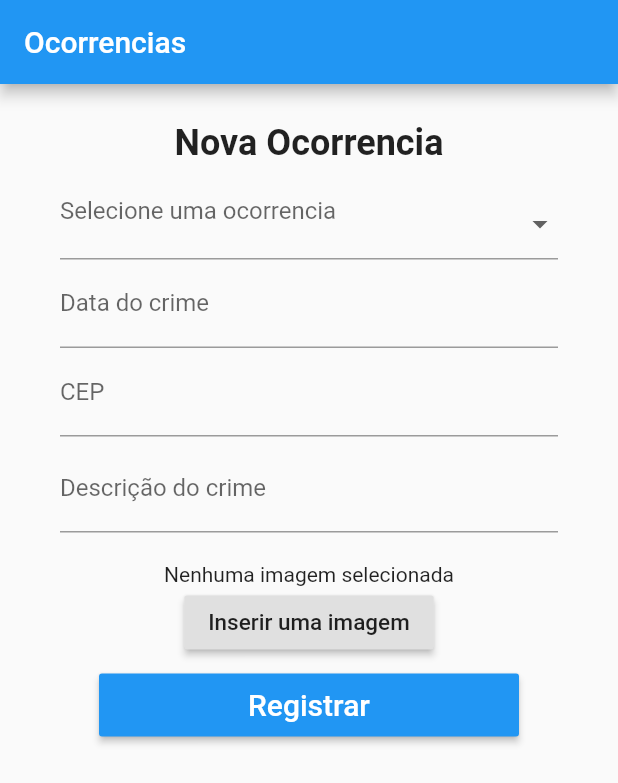
After one commit to Carlos1515Santana/Here, a Flutter app: the DashboardPage screen opened directly, after a tap on "Documentos", on a phone screen of 412 x 824 dp. The commit adds this screen. Shown: the top 783 px of the screen. Run offline on Flutter 3.47's test engine with Material 2 defaults, Android fonts, the phone set to English and light mode, and no system bars; our stand-ins replace charts_flutter, flutter_masked_text, font_awesome_flutter, geolocator, google_maps_flutter, image_picker; missing offline and left inert: flutter_sparkline; generated files the repository leaves out were written again; network calls fail; Roboto replaces fonts that are missing (Schyler).

Commit message:
Implementação de cadastro de ocorrencias

```diff
--- /dev/null
+++ b/lib/model/ocorrencia.dart
@@ -0,0 +1,19 @@
+class Ocorrencia {
+  //String Assalto;
+  //String Furto;
+  //String Estupro;
+  //String Latrocinio;
+  String Ocorrencias = '';
+  DateTime Data;
+  String Descricao;
+  int Endereco;
+
+//Ocorrencia.fromjson(Map<String, dynamic> json){
+//  Assalto = json ['Assalto'];
+//  Furto = json ['Furto'];
+//  Estupro = json ['Estupro'];
+//  Latrocinio = json ['Latrocinio'];
+//  Data = json ['Data'];
+//  Idade = json['Idade'];
+//}
+}
--- a/lib/pages/dashboard_page.dart
+++ b/lib/pages/dashboard_page.dart
@@ -2,7 +2,7 @@ import 'package:flutter/material.dart';
 import 'package:here/pages/graficos_page.dart';
 import 'package:here/pages/graficosdash_page.dart';
 import 'package:here/utils/nav.dart';
-
+import 'package:here/pages/ocorrencia_page.dart';
 
 class DashboardPage extends StatefulWidget {
   @override
@@ -90,6 +90,10 @@ Future<void> _onClickCard(context,title) async {
    else if(title == 'Perfil'){
    push(context, GraficosDashPage());
    }
+
+   else if(title == 'Documentos'){
+     push(context, OcorrenciaPage());
+  }
 }
 
 class MyMenu extends StatelessWidget {
--- /dev/null
+++ b/lib/pages/ocorrencia_page.dart
@@ -0,0 +1,198 @@
+import 'dart:io';
+
+import 'package:flutter/cupertino.dart';
+import 'package:flutter/material.dart';
+import 'package:flutter/services.dart';
+import 'package:here/model/ocorrencia.dart';
+import 'package:intl/intl.dart';
+import 'package:flutter_localizations/flutter_localizations.dart';
+import 'package:image_picker/image_picker.dart';
+import 'package:flutter_masked_text/flutter_masked_text.dart';
+
+class OcorrenciaPage extends StatefulWidget {
+  @override
+  State<StatefulWidget> createState() => _OcorrenciaPageState();
+}
+
+Ocorrencia newOcorrencia = new Ocorrencia();
+
+class _OcorrenciaPageState extends State<OcorrenciaPage> {
+  final TextEditingController _controladorTipo = TextEditingController();
+  final TextEditingController _controladorData = TextEditingController();
+  final TextEditingController _controladorDescricao = TextEditingController();
+  var controllerMask = new MaskedTextController(mask: '00000-000');
+
+  List<String> _ocrcs = <String>[
+    '',
+    'Assalto',
+    'Furto',
+    'Estupro',
+    'Latrocinio'
+  ];
+  String _ocrc = '';
+
+  File _imagem;
+
+  Future getImagem() async {
+    var imagem = await ImagePicker.pickImage(source: ImageSource.gallery, imageQuality: 100, maxHeight: 150);
+
+    setState(() {
+      _imagem = imagem;
+    });
+  }
+
+  @override
+  Widget build(BuildContext context) {
+    return MaterialApp(
+      localizationsDelegates: [
+        GlobalMaterialLocalizations.delegate,
+        GlobalWidgetsLocalizations.delegate,
+      ],
+      supportedLocales: [
+        const Locale('pt', 'BR'),
+      ],
+      home: Scaffold(
+        //resizeToAvoidBottomPadding: false,
+        appBar: AppBar(
+          title: Text('Ocorrencias'),
+        ),
+        body: SingleChildScrollView(
+          padding: const EdgeInsets.only(left: 40.0, right: 40.0, top: 20.0),
+          child: Column(
+            children: <Widget>[
+
+              Padding(
+                padding: const EdgeInsets.only(top: 5.0),
+                child: Text('Nova Ocorrencia',
+                  style: TextStyle(
+                    fontSize: 24,
+                    fontWeight: FontWeight.bold,
+                    fontFamily: 'Schyler',
+                  ),
+                ),
+              ),
+
+              new FormField<String>(
+                builder: (FormFieldState<String> state) {
+                  return InputDecorator(
+                    decoration: InputDecoration(
+                      labelText: 'Selecione uma ocorrencia',
+                      errorText: state.hasError ? state.errorText : null,
+                    ),
+                    isEmpty: _ocrc == '',
+                    child: new DropdownButtonHideUnderline(
+                      child: new DropdownButton<String>(
+                        value: _ocrc,
+                        isDense: true,
+                        onChanged: (String newValue) {
+                          setState(() {
+                            newOcorrencia.Ocorrencias = newValue;
+                            _ocrc = newValue;
+                            state.didChange(newValue);
+                          });
+                        },
+                        items: _ocrcs.map((String value) {
+                          return new DropdownMenuItem<String>(
+                            value: value,
+                            child: new Text(value),
+                          );
+                        }).toList(),
+                      ),
+                    ),
+                  );
+                },
+              ),
+
+              TextFormField(
+                controller: _controladorData,
+                decoration: InputDecoration(
+                  labelText: 'Data do crime',
+                  hintText: 'Insira a data que ocorreu',
+                ),
+                onTap: () async {
+                  DateTime dateT = DateTime(2010);
+                  FocusScope.of(context).requestFocus(new FocusNode());
+
+                  dateT = await showDatePicker(
+                    context: context,
+                    initialDate: DateTime.now(),
+                    firstDate: DateTime(2010),
+                    lastDate: DateTime(2100),
+                  );
+
+                  _controladorData.text =
+                      DateFormat('dd/MM/yyyy').format(dateT);
+                },
+              ),
+
+              TextFormField(
+                controller: controllerMask,
+                decoration: InputDecoration(
+                  labelText: 'CEP',
+                  hintText: 'Insira o CEP onde ocorreu',
+                ),
+                keyboardType: TextInputType.number,
+                inputFormatters: <TextInputFormatter> [WhitelistingTextInputFormatter.digitsOnly],
+              ),
+
+
+              Padding(
+                padding: const EdgeInsets.only(top: 5.0),
+                child: TextField(
+                  controller: _controladorDescricao,
+                  decoration: InputDecoration(
+                    labelText: 'Descrição do crime',
+                    hintText: 'Insira uma breve descrição',
+                  ),
+                  keyboardType: TextInputType.text,
+
+                ),
+              ),
+
+
+              Container(
+                padding: const EdgeInsets.only(top: 20.0),
+                child: _imagem == null
+                    ? Text('Nenhuma imagem selecionada')
+                    : Image.file(_imagem),
+              ),
+              Container(
+                child: RaisedButton(
+                  onPressed: (){
+                    getImagem();
+                  },
+                  child: Text('Inserir uma imagem',
+                    style: TextStyle(
+                      fontSize: 15,
+                    ),
+                  ),
+                ),
+              ),
+
+              Container(
+                width: 280.0,
+                height: 67.0,
+                padding: const EdgeInsets.only(top: 10.0, bottom: 15.0),
+                child: RaisedButton(
+                  child: Text('Registrar',
+                    style: TextStyle(
+                      fontSize: 20,
+                    ),
+                  ),
+                  onPressed: () {
+                  },
+                  //shape: RoundedRectangleBorder(
+                  //    borderRadius: BorderRadius.all(Radius.circular(10.0))
+                  //),
+                  textColor: Colors.white,
+                  color: Colors.blue,
+                ),
+              ),
+
+            ],
+          ),
+        ),
+      ),
+    );
+  }
+}
```
Also changed, not shown: pubspec.yaml (+7 -2 lines), pubspec.lock.
